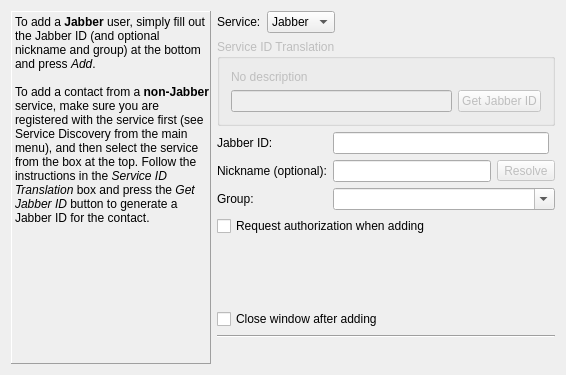
Qt form src/adduser.ui (psi-im/psi) before a commit.
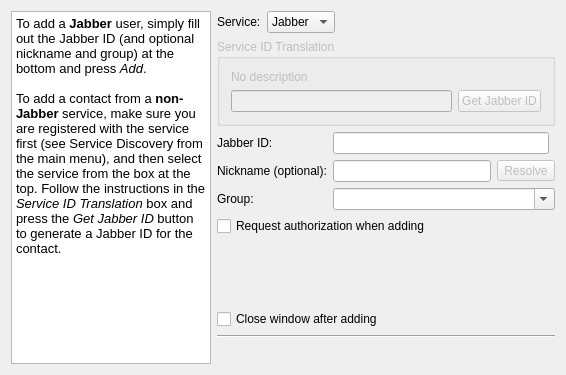
The same form after that commit. Custom widgets are drawn as their Qt base class.

Commit message: Move back to QTextEdit in adduser.ui because we need scrollbars

```diff
--- a/src/adduser.ui
+++ b/src/adduser.ui
@@ -18,7 +18,7 @@
     <enum>QLayout::SetMinimumSize</enum>
    </property>
    <item>
-    <widget class="QLabel" name="lbl_info">
+    <widget class="QTextEdit" name="te_info">
      <property name="minimumSize">
       <size>
        <width>200</width>
@@ -28,29 +28,18 @@
      <property name="maximumSize">
       <size>
        <width>200</width>
-       <height>32767</height>
+       <height>16777215</height>
       </size>
      </property>
-     <property name="frameShape">
-      <enum>QFrame::Panel</enum>
-     </property>
-     <property name="frameShadow">
-      <enum>QFrame::Raised</enum>
-     </property>
-     <property name="text">
-      <string>&lt;qt&gt;To add a &lt;b&gt;Jabber&lt;/b&gt; user, simply fill out the Jabber ID (and optional nickname and group) at the bottom and press &lt;i&gt;Add&lt;/i&gt;.&lt;br&gt;
-&lt;br&gt;
-To add a contact from a &lt;b&gt;non-Jabber&lt;/b&gt; service, make sure you are registered with the service first (see Service Discovery from the main menu), and then select the service from the box at the top.  Follow the instructions in the &lt;i&gt;Service ID Translation&lt;/i&gt; box and press the &lt;i&gt;Get Jabber ID&lt;/i&gt; button to generate a Jabber ID for the contact.&lt;br&gt;
-&lt;/qt&gt;</string>
-     </property>
-     <property name="alignment">
-      <set>Qt::AlignLeading|Qt::AlignLeft|Qt::AlignTop</set>
-     </property>
-     <property name="wordWrap">
+     <property name="readOnly">
       <bool>true</bool>
      </property>
-     <property name="margin">
-      <number>4</number>
+     <property name="html">
+      <string>&lt;!DOCTYPE HTML PUBLIC &quot;-//W3C//DTD HTML 4.0//EN&quot; &quot;http://www.w3.org/TR/REC-html40/strict.dtd&quot;&gt;
+&lt;html&gt;&lt;head&gt;&lt;meta name=&quot;qrichtext&quot; content=&quot;1&quot; /&gt;&lt;style type=&quot;text/css&quot;&gt;
+p, li { white-space: pre-wrap; }
+&lt;/style&gt;&lt;/head&gt;&lt;body style=&quot; font-family:'Bitstream Vera Sans'; font-size:10pt; font-weight:400; font-style:normal;&quot;&gt;
+&lt;p style=&quot; margin-top:0px; margin-bottom:0px; margin-left:0px; margin-right:0px; -qt-block-indent:0; text-indent:0px;&quot;&gt;To add a &lt;span style=&quot; font-weight:600;&quot;&gt;Jabber&lt;/span&gt; user, simply fill out the Jabber ID (and optional nickname and group) at the bottom and press &lt;span style=&quot; font-style:italic;&quot;&gt;Add&lt;/span&gt;.&lt;br /&gt;&lt;br /&gt;To add a contact from a &lt;span style=&quot; font-weight:600;&quot;&gt;non-Jabber&lt;/span&gt; service, make sure you are registered with the service first (see Service Discovery from the main menu), and then select the service from the box at the top. Follow the instructions in the &lt;span style=&quot; font-style:italic;&quot;&gt;Service ID Translation&lt;/span&gt; box and press the &lt;span style=&quot; font-style:italic;&quot;&gt;Get Jabber ID&lt;/span&gt; button to generate a Jabber ID for the contact.&lt;br /&gt;&lt;/p&gt;&lt;/body&gt;&lt;/html&gt;</string>
      </property>
     </widget>
    </item>
```
The commit also changes 1 other file.
